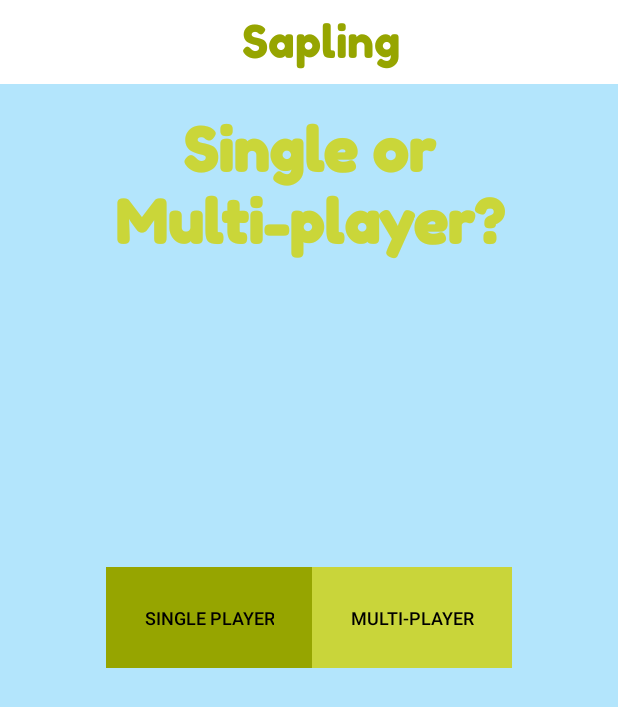
After one commit to eolewis8/Sapling, an Android app: the layout activity_multi_or_single.xml on its own in the app's theme, with its tools: preview values and no code run, on a phone screen of 412 x 824 dp. The commit adds this screen. Shown: the top 707 px of the screen. Run offline under Robolectric (Android 15) with nearby library versions, the phone set to English and light mode, and no system bars.

Commit message:
Added single vs multi-player layout. Not yet connected to other screens.

```diff
--- a/app/src/main/java/com/example/sapling/WinnersActivity.java
+++ b/app/src/main/java/com/example/sapling/WinnersMultiActivity.java
@@ -13,11 +13,12 @@ import java.util.Arrays;
 import java.util.List;
 
 // ToDo: Will display top 3 winners by student name
-public class WinnersActivity extends AppCompatActivity {
+public class WinnersMultiActivity extends AppCompatActivity {
 
     private List<String> categories = new ArrayList<String>(
             Arrays.asList("First", "Second", "Third"));
 
+    // Make a List of strings of their scores from firebase and add to card view
 
     private List<Integer> images = new ArrayList<>(Arrays.asList(R.drawable.gold_logo,
             R.drawable.silver_logo, R.drawable.bronze_logo));
--- /dev/null
+++ b/app/src/main/res/layout/activity_multi_or_single.xml
@@ -0,0 +1,53 @@
+<RelativeLayout xmlns:android="http://schemas.android.com/apk/res/android"
+    xmlns:tools="http://schemas.android.com/tools"
+    android:layout_width="match_parent"
+    android:layout_height="match_parent"
+    android:background="#B3E5FC"
+    android:orientation="vertical"
+    tools:context="com.example.sapling.CategoriesActivity" >
+    <!-- Activity comes after you select a sub-category-->
+    <!-- This activity will direct to either the game or the multi-player waiting room-->
+    <include
+        layout="@layout/toolbar_main"
+        android:layout_width="match_parent"
+        android:layout_height="wrap_content"/>
+    <TextView
+        android:layout_width="match_parent"
+        android:layout_height="wrap_content"
+        android:text="Single or Multi-player?"
+        android:fontFamily="@font/fredoka_one"
+        android:textColor="#cad639"
+        android:gravity="center"
+        android:textStyle="bold"
+        android:layout_marginTop="75dp"
+        android:layout_marginBottom="20dp"
+        android:textSize="40sp" />
+
+    <LinearLayout
+        android:id="@+id/linearLayout1"
+        android:layout_width="wrap_content"
+        android:layout_height="wrap_content"
+        android:layout_centerVertical="true"
+        android:layout_centerHorizontal="true"
+        android:orientation="horizontal" >
+        <Button
+            android:id="@+id/single"
+            android:textSize="12dp"
+            android:background="#96A500"
+            android:textColor="@android:color/black"
+            android:layout_width="wrap_content"
+            android:layout_height="wrap_content"
+            android:padding="25sp"
+            android:text="Single Player" />
+        <Button
+            android:id="@+id/multi"
+            android:textSize="12dp"
+            android:background="#C9D53A"
+            android:textColor="@android:color/black"
+            android:layout_width="wrap_content"
+            android:layout_height="wrap_content"
+            android:padding="25sp"
+            android:text="Multi-player" />
+
+    </LinearLayout>
+</RelativeLayout>
--- a/app/src/main/res/layout/activity_winners.xml
+++ b/app/src/main/res/layout/activity_winners_multi.xml
@@ -19,6 +19,7 @@
         android:layout_marginBottom="20dp"
         android:textSize="40sp" />
 
+    <!--View to show the top 3 players and their scores -->
     <androidx.recyclerview.widget.RecyclerView
         android:id="@+id/recyclerView"
         android:layout_width="match_parent"
```
